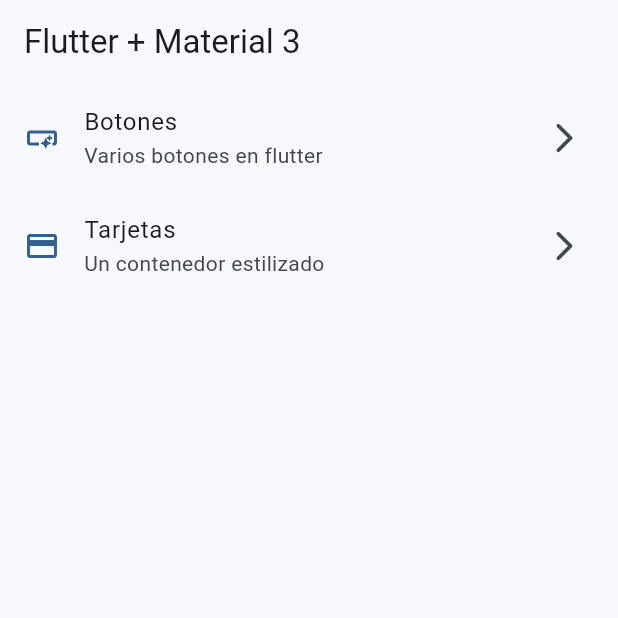
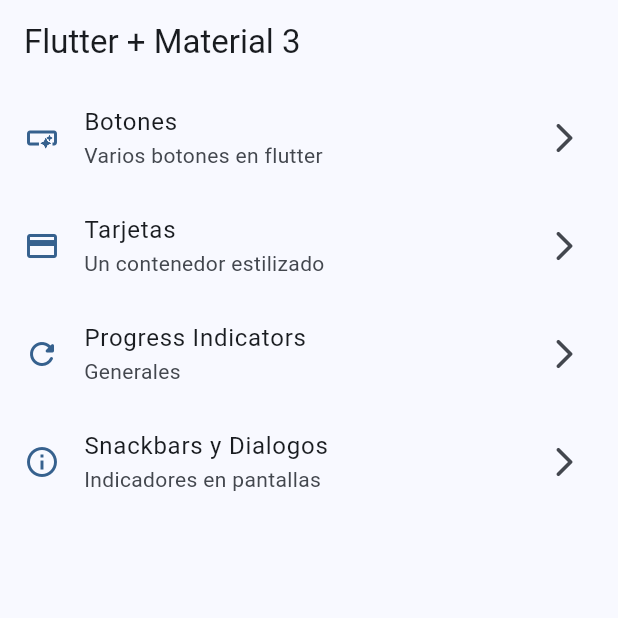
Before and after one commit to Mrangel793/widgets_app, a Flutter app: the screen it shows after launch, on a phone screen of 412 x 824 dp, the top half of it. Run offline on Flutter 3.47's test engine with Material 3 defaults, Android fonts, the phone set to English and light mode, and no system bars; our stand-ins replace go_router.

Commit message:
sanckbars dialogs terminado

```diff
--- a/lib/config/menu_items/menu_items.dart
+++ b/lib/config/menu_items/menu_items.dart
@@ -32,4 +32,18 @@ const appMenuItems = <MenuItem>[
       icon: Icons.credit_card
       ),
 
+
+      MenuItem(
+      title: 'Progress Indicators',
+      subtitle: 'Generales',
+      link: '/progress',
+      icon: Icons.refresh_rounded
+      ),
+
+      MenuItem(
+      title: 'Snackbars y Dialogos',
+      subtitle: 'Indicadores en pantallas',
+      link: '/snackbars',
+      icon: Icons.info_outline
+      ),
   ];
--- a/lib/config/router/app_router.dart
+++ b/lib/config/router/app_router.dart
@@ -20,5 +20,17 @@ final appRouter = GoRouter(
       path: '/cards',
       builder: (context, state) => const CardsScreen(),
       ),
+
+      GoRoute(
+      path: '/progress',
+      name: ProgressScreen.name,
+      builder: (context, state) => const ProgressScreen(),
+      ),
+
+      GoRoute(
+      path: '/snackbars',
+      name: SnackbarScreen.name,
+      builder: (context, state) => const SnackbarScreen(),
+      ),
   ]
 );
--- a/lib/main.dart
+++ b/lib/main.dart
@@ -13,6 +13,7 @@ class MyApp extends StatelessWidget {
   @override
   Widget build(BuildContext context) {
     return MaterialApp.router(
+      title: 'Flutter Widgets',
       routerConfig: appRouter,
       debugShowCheckedModeBanner: false,
       theme: AppTheme(selectedColor: 0).theme(),
```
Also changed, not shown: lib/presentation/screens/progress/progress_screen.dart (+57 -1 lines), lib/presentation/screens/snackbar/snackbar_screen.dart (+72 -2 lines).
